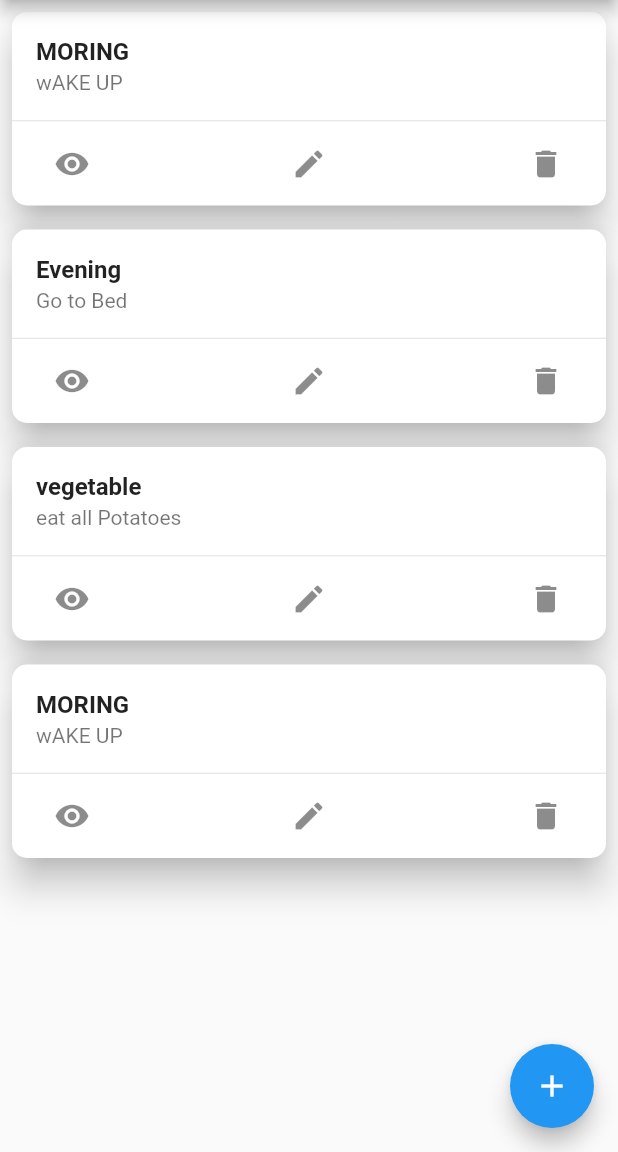
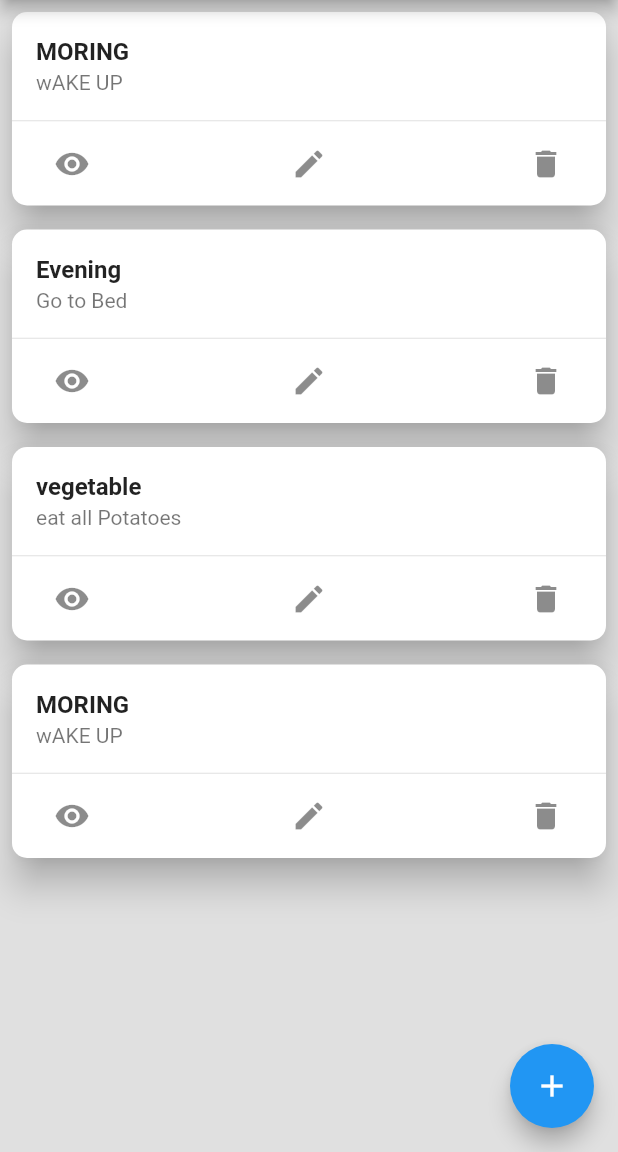
Before and after one commit to yugojyoti/note_app_FUTTER, a Flutter app: the screen it shows after launch, on a phone screen of 412 x 824 dp, the part 84-1236 px from its top. Run offline on Flutter 3.47's test engine with Material 2 defaults, Android fonts, the phone set to English and light mode, and no system bars.

Commit message:
minor ui changed

```diff
--- a/lib/main.dart
+++ b/lib/main.dart
@@ -22,7 +22,9 @@ class MyApp extends StatelessWidget {
       ],
       child: MaterialApp(
         debugShowCheckedModeBanner: false,
-        theme: ThemeData(primaryColor: Colors.grey[300]),
+        theme: ThemeData(
+            primaryColor: Colors.grey,
+            scaffoldBackgroundColor: Colors.grey[300]),
         home: HomeScreen(),
       ),
     );
--- a/lib/widgets/card_widget.dart
+++ b/lib/widgets/card_widget.dart
@@ -16,7 +16,16 @@ class CardWidget extends StatelessWidget {
   Widget build(BuildContext context) {
     final provider = Provider.of<NotesProvider>(context, listen: false);
 
-    return Card(
+    return InkWell(
+      onTap: () {
+        Navigator.of(context).push(
+          MaterialPageRoute(
+            builder: (context) => ViewNote(notesModel: notesModel),
+          ),
+        );
+      },
+      child: Card(
+        color: Colors.white,
         elevation: 10,
         margin: EdgeInsets.all(8),
         shape: RoundedRectangleBorder(
@@ -69,6 +78,7 @@ class CardWidget extends StatelessWidget {
             )
           ],
         ),
+      ),
     );
   }
 }
```
Lines whose indentation alone changed are shown as unchanged.
